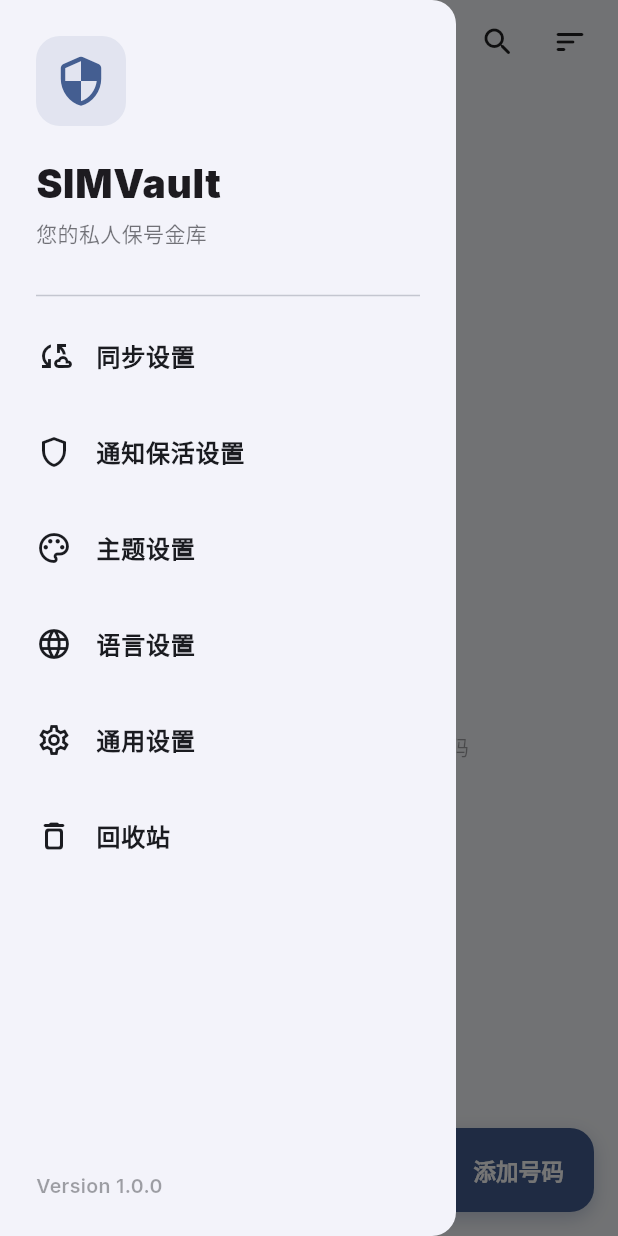
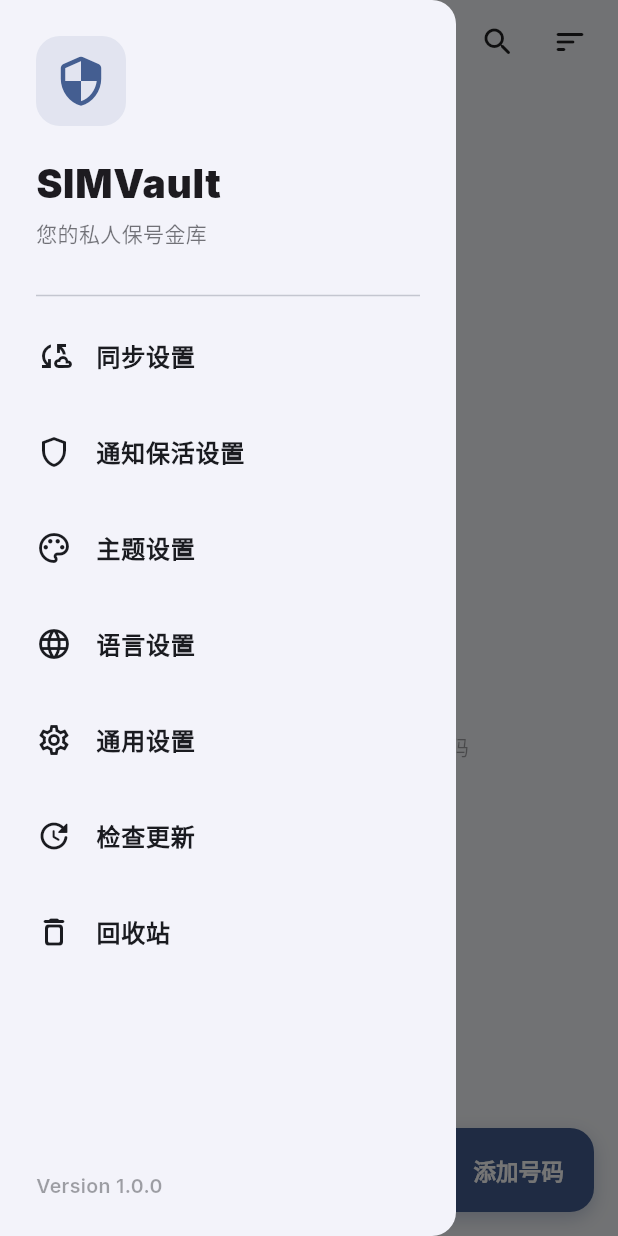
Before and after one commit to guiyuanyuanbao/SIMVault, a Flutter app: the screen it shows after launch, with the side drawer open, on a phone screen of 412 x 824 dp. Run offline on Flutter 3.47's test engine with Material 3 defaults, Android fonts, the phone set to English and light mode, and no system bars; our stand-ins replace country_picker, flutter_colorpicker, flutter_local_notifications, flutter_slidable, flutter_svg, flutter_timezone and 6 more; missing offline and left inert: flag, phone_numbers_parser; network calls fail.

Commit message:
feat: add in-app update checker from GitHub Releases

```diff
--- a/lib/l10n.dart
+++ b/lib/l10n.dart
@@ -79,6 +79,7 @@ const Map<String, Map<String, String>> translations = {
     'privacy_mask': '隐私遮罩模式',
     'privacy_mask_desc': '开启后，列表中的号码中间将被星号隐藏',
     'recycle_bin': '回收站',
+    'check_update': '检查更新',
     'restore_item': '恢复',
     'permanent_delete': '永久删除',
     'empty_recycle_bin': '回收站为空',
--- a/lib/main.dart
+++ b/lib/main.dart
@@ -12,6 +12,7 @@ import 'settings_page.dart';
 import 'l10n.dart';
 import 'notification_manager.dart';
 import 'keep_alive_page.dart';
+import 'updater.dart';
 
 final SettingsManager globalSettings = SettingsManager();
 
@@ -151,6 +152,8 @@ class _HomePageState extends State<HomePage> {
       if (globalSettings.isFirstLaunch) {
         NotificationManager().showWelcomeNotification();
       }
+      // Check for updates silently on startup
+      UpdateManager.checkAndUpdate(context);
     });
   }
 
@@ -305,6 +308,15 @@ class _HomePageState extends State<HomePage> {
                     ),
                   ),
                 );
+              },
+            ),
+            ListTile(
+              contentPadding: const EdgeInsets.symmetric(horizontal: 24, vertical: 4),
+              leading: Icon(Icons.update_rounded, color: Theme.of(context).colorScheme.onSurface),
+              title: Text(tr(context, 'check_update') ?? '检查更新', style: const TextStyle(fontWeight: FontWeight.w600, fontSize: 16)),
+              onTap: () {
+                Navigator.pop(context);
+                UpdateManager.checkAndUpdate(context, showLoading: true, isManualCheck: true);
               },
             ),
             ListTile(
--- /dev/null
+++ b/lib/updater.dart
@@ -0,0 +1,161 @@
+import 'dart:convert';
+import 'package:flutter/material.dart';
+import 'package:http/http.dart' as http;
+import 'package:package_info_plus/package_info_plus.dart';
+import 'package:url_launcher/url_launcher.dart';
+import 'l10n.dart'; // We can use some localized strings if needed, or fallback to Chinese
+
+class UpdateManager {
+  static const String _githubRepo = 'guiyuanyuanbao/SIMVault';
+  static const String _latestReleaseApi = 'https://api.github.com/repos/$_githubRepo/releases/latest';
+
+  /// Checks for updates and returns a map with details if an update is available, null otherwise.
+  static Future<Map<String, dynamic>?> checkForUpdates() async {
+    try {
+      final response = await http.get(Uri.parse(_latestReleaseApi)).timeout(const Duration(seconds: 10));
+      if (response.statusCode == 200) {
+        final data = json.decode(response.body);
+        final String tagName = data['tag_name'] ?? '';
+        final String body = data['body'] ?? '';
+
+        // Find APK asset URL
+        String apkUrl = data['html_url']; // fallback to release page
+        final List assets = data['assets'] ?? [];
+        for (var asset in assets) {
+          if (asset['name'] != null && asset['name'].toString().endsWith('.apk')) {
+            apkUrl = asset['browser_download_url'];
+            break;
+          }
+        }
+
+        final packageInfo = await PackageInfo.fromPlatform();
+        final currentVersion = packageInfo.version; // e.g. "1.0.0"
+
+        // Strip 'v' prefix if present for comparison
+        String latestVersion = tagName;
+        if (latestVersion.startsWith('v') || latestVersion.startsWith('V')) {
+          latestVersion = latestVersion.substring(1);
+        }
+
+        if (_isNewerVersion(currentVersion, latestVersion)) {
+          return {
+            'version': tagName,
+            'notes': body,
+            'url': apkUrl,
+          };
+        }
+      }
+    } catch (e) {
+      debugPrint('Update check failed: $e');
+    }
+    return null;
+  }
+
+  static bool _isNewerVersion(String current, String latest) {
+    List<int> currentParts = current.split('.').map((s) => int.tryParse(s) ?? 0).toList();
+    List<int> latestParts = latest.split('.').map((s) => int.tryParse(s) ?? 0).toList();
+
+    for (int i = 0; i < 3; i++) {
+      int c = i < currentParts.length ? currentParts[i] : 0;
+      int l = i < latestParts.length ? latestParts[i] : 0;
+      if (l > c) return true;
+      if (l < c) return false;
+    }
+    return false;
+  }
+
+  static void showUpdateDialog(BuildContext context, Map<String, dynamic> updateInfo, {bool isManualCheck = false}) {
+    showDialog(
+      context: context,
+      builder: (context) {
+        return AlertDialog(
+          shape: RoundedRectangleBorder(borderRadius: BorderRadius.circular(20)),
+          title: Row(
+            children: [
+              Icon(Icons.system_update_rounded, color: Theme.of(context).colorScheme.primary),
+              const SizedBox(width: 10),
+              const Text('发现新版本', style: TextStyle(fontWeight: FontWeight.bold)),
+            ],
+          ),
+          content: SingleChildScrollView(
+            child: Column(
+              crossAxisAlignment: CrossAxisAlignment.start,
+              mainAxisSize: MainAxisSize.min,
+              children: [
+                Text('最新版本: ${updateInfo['version']}', style: const TextStyle(fontWeight: FontWeight.bold)),
+                const SizedBox(height: 12),
+                const Text('更新日志:'),
+                const SizedBox(height: 8),
+                Container(
+                  padding: const EdgeInsets.all(12),
+                  decoration: BoxDecoration(
+                    color: Theme.of(context).colorScheme.surfaceContainerHighest.withValues(alpha: 0.5),
+                    borderRadius: BorderRadius.circular(12),
+                  ),
+                  child: Text(
+                    updateInfo['notes'],
+                    style: const TextStyle(fontSize: 13, height: 1.5),
+                  ),
+                ),
+              ],
+            ),
+          ),
+          actions: [
+            TextButton(
+              onPressed: () => Navigator.pop(context),
+              child: Text('暂不更新', style: TextStyle(color: Theme.of(context).colorScheme.onSurface.withValues(alpha: 0.6))),
+            ),
+            FilledButton(
+              style: FilledButton.styleFrom(
+                shape: RoundedRectangleBorder(borderRadius: BorderRadius.circular(12)),
+              ),
+              onPressed: () async {
+                Navigator.pop(context);
+                final Uri url = Uri.parse(updateInfo['url']);
+                if (await canLaunchUrl(url)) {
+                  await launchUrl(url, mode: LaunchMode.externalApplication);
+                } else {
+                  ScaffoldMessenger.of(context).showSnackBar(
+                    const SnackBar(content: Text('无法打开下载链接')),
+                  );
+                }
+              },
+              child: const Text('立即下载', style: TextStyle(fontWeight: FontWeight.bold)),
+            ),
+          ],
+        );
+      },
+    );
+  }
+
+  static Future<void> checkAndUpdate(BuildContext context, {bool showLoading = false, bool isManualCheck = false}) async {
+    if (showLoading) {
+      showDialog(
+        context: context,
+        barrierDismissible: false,
+        builder: (context) => const Center(child: CircularProgressIndicator()),
+      );
+    }
+
+    final updateInfo = await checkForUpdates();
+
+    if (showLoading && context.mounted) {
+      Navigator.pop(context);
+    }
+
+    if (!context.mounted) return;
+
+    if (updateInfo != null) {
+      showUpdateDialog(context, updateInfo, isManualCheck: isManualCheck);
+    } else if (isManualCheck) {
+      ScaffoldMessenger.of(context).showSnackBar(
+        SnackBar(
+          content: const Text('当前已经是最新版本 🎉', style: TextStyle(fontWeight: FontWeight.bold)),
+          behavior: SnackBarBehavior.floating,
+          shape: RoundedRectangleBorder(borderRadius: BorderRadius.circular(12)),
+          backgroundColor: Colors.green,
+        ),
+      );
+    }
+  }
+}
--- a/pubspec.yaml
+++ b/pubspec.yaml
@@ -48,6 +48,8 @@ dependencies:
   flutter_svg: ^2.3.0
   flutter_timezone: ^5.1.0
   permission_handler: ^12.0.3
+  package_info_plus: ^9.0.1
+  url_launcher: ^6.3.2
 
 dev_dependencies:
   flutter_test:
```
